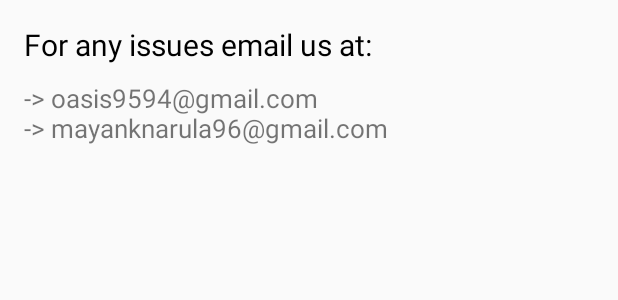
After one commit to oasis9594/Remind-Me, an Android app: the layout fragment_contact_us.xml on its own in the app's theme, with its tools: preview values and no code run, on a phone screen of 412 x 824 dp. The commit adds this screen. Shown: the top 300 px of the screen. Run offline under Robolectric (Android 15) with nearby library versions, the phone set to English and light mode, and no system bars.

Commit message:
Added contact us fragment

```diff
--- /dev/null
+++ b/MyReminder/app/src/main/res/layout/fragment_contact_us.xml
@@ -0,0 +1,25 @@
+<LinearLayout xmlns:android="http://schemas.android.com/apk/res/android"
+    xmlns:tools="http://schemas.android.com/tools"
+    android:layout_width="match_parent"
+    android:layout_height="match_parent"
+    android:orientation="vertical"
+    tools:context="com.example.dell.myreminder.ContactUs">
+
+
+    <TextView
+        android:layout_width="wrap_content"
+        android:layout_height="wrap_content"
+        android:text="For any issues email us at:"
+        android:textSize="20sp"
+        android:layout_marginTop="@dimen/activity_vertical_margin"
+        android:layout_marginStart="@dimen/activity_horizontal_margin"
+        android:textColor="@color/black"
+        android:id="@+id/textView" />
+    <TextView
+        android:layout_width="wrap_content"
+        android:layout_height="wrap_content"
+        android:layout_marginTop="10dp"
+        android:textSize="17sp"
+        android:layout_marginStart="@dimen/activity_horizontal_margin"
+        android:text="-> oasis9594@gmail.com\n-> mayanknarula96@gmail.com"/>
+</LinearLayout>
--- a/MyReminder/app/src/main/res/values/strings.xml
+++ b/MyReminder/app/src/main/res/values/strings.xml
@@ -117,4 +117,7 @@
     <string name="pref_default_time_from_now_title">Default Reminder Time</string>
     <string name="confirm">Confirm</string>
 
+    <!-- TODO: Remove or change this placeholder text -->
+    <string name="hello_blank_fragment">Hello blank fragment</string>
+
 </resources>
```
Also changed, not shown: MyReminder/app/src/main/java/com/example/dell/myreminder/ContactUs.java (added, +31 -0 lines), MyReminder/app/src/main/java/com/example/dell/myreminder/MainActivity.java (+13 -8 lines), MyReminder/app/src/main/res/menu/activity_main_drawer.xml (+0 -16 lines).
